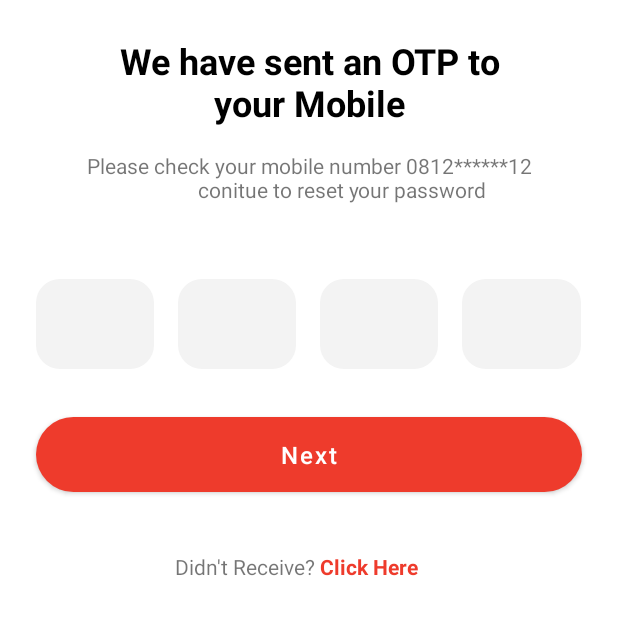
After one commit to onevisionpro/pickup-apps, an Android app: the OTPActivity screen opened directly, with no data from a screen before it, on a phone screen of 412 x 824 dp, the top half of it. The commit adds this screen. Run offline under Robolectric (Android 15) with nearby library versions, the phone set to English and light mode, and no system bars.

Commit message:
changed splashsreen and login layout. created otp page

```diff
--- a/app/src/main/AndroidManifest.xml
+++ b/app/src/main/AndroidManifest.xml
@@ -9,7 +9,8 @@
         android:roundIcon="@mipmap/ic_launcher_round"
         android:supportsRtl="true"
         android:theme="@style/Theme.GoPickup">
-        <activity android:name=".presentation.main.MainActivity"/>
+        <activity android:name=".presentation.otp.OTPActivity"></activity>
+        <activity android:name=".presentation.main.MainActivity" />
         <activity android:name=".presentation.login.LoginActivity" />
         <activity android:name=".presentation.splashscreen.SplashScreenActivity">
             <intent-filter>
--- a/app/src/main/java/com/example/gopickup/presentation/login/LoginPresenter.kt
+++ b/app/src/main/java/com/example/gopickup/presentation/login/LoginPresenter.kt
@@ -8,7 +8,7 @@ class LoginPresenter(private val view: LoginContract.View) : LoginContract.Prese
 
     override fun postLogin(username: String, password: String) {
         if (username == "admin" && password == "admin") {
-            view.showLoginSuccess("Welcome...")
+            view.showLoginSuccess("Success Login")
         } else {
             view.showLoginFailed("Username or Password is incorrect")
         }
--- a/app/src/main/java/com/example/gopickup/presentation/main/MainActivity.kt
+++ b/app/src/main/java/com/example/gopickup/presentation/main/MainActivity.kt
@@ -19,6 +19,11 @@ class MainActivity : AppCompatActivity() {
         binding.bottomNavigationView.menu.getItem(2).isEnabled = false
     }
 
+    override fun onBackPressed() {
+        super.onBackPressed()
+        finishAffinity()
+    }
+
     override fun onDestroy() {
         super.onDestroy()
         _binding = null
--- /dev/null
+++ b/app/src/main/java/com/example/gopickup/presentation/otp/OTPActivity.kt
@@ -0,0 +1,111 @@
+package com.example.gopickup.presentation.otp
+
+import androidx.appcompat.app.AppCompatActivity
+import android.os.Bundle
+import android.text.Editable
+import android.text.TextWatcher
+import android.view.KeyEvent
+import android.view.View
+import android.widget.EditText
+import com.example.gopickup.R
+import com.example.gopickup.base.BaseActivity
+import com.example.gopickup.databinding.ActivityOTPBinding
+import com.example.gopickup.utils.NavigationUtils
+import com.example.gopickup.utils.hideKeyboard
+
+class OTPActivity : BaseActivity(), OTPContract.View {
+
+    private var _binding: ActivityOTPBinding? = null
+    private val binding get() = _binding!!
+
+    private lateinit var presenter: OTPPresenter
+
+    override fun onCreate(savedInstanceState: Bundle?) {
+        super.onCreate(savedInstanceState)
+        _binding = ActivityOTPBinding.inflate(layoutInflater)
+        setContentView(binding.root)
+
+        presenter = OTPPresenter(this)
+        presenter.start()
+    }
+
+    override fun initView() {
+        super.initView()
+        binding.layoutParent.setOnClickListener { hideKeyboard() }
+        setupEditText()
+
+        binding.btnNext.setOnClickListener {
+            NavigationUtils.navigateToMainActivity(this)
+            finish()
+        }
+    }
+
+    private fun setupEditText() {
+        //GenericTextWatcher here works only for moving to next EditText when a number is entered
+        //first parameter is the current EditText and second parameter is next EditText
+        binding.edt1.addTextChangedListener(GenericTextWatcher(binding.edt1, binding.edt2))
+        binding.edt2.addTextChangedListener(GenericTextWatcher(binding.edt2, binding.edt3))
+        binding.edt3.addTextChangedListener(GenericTextWatcher(binding.edt3, binding.edt4))
+        binding.edt4.addTextChangedListener(GenericTextWatcher(binding.edt4, null))
+
+        //GenericKeyEvent here works for deleting the element and to switch back to previous EditText
+        //first parameter is the current EditText and second parameter is previous EditText
+        binding.edt1.setOnKeyListener(GenericKeyEvent(binding.edt1, null))
+        binding.edt2.setOnKeyListener(GenericKeyEvent(binding.edt2, binding.edt1))
+        binding.edt3.setOnKeyListener(GenericKeyEvent(binding.edt3, binding.edt2))
+        binding.edt4.setOnKeyListener(GenericKeyEvent(binding.edt4, binding.edt3))
+    }
+
+    override fun onDestroy() {
+        super.onDestroy()
+        _binding = null
+    }
+}
+
+private class GenericKeyEvent internal constructor(
+    private val currentView: EditText,
+    private val previousView: EditText?
+) : View.OnKeyListener {
+    override fun onKey(p0: View?, keyCode: Int, event: KeyEvent?): Boolean {
+        if (event!!.action == KeyEvent.ACTION_DOWN && keyCode == KeyEvent.KEYCODE_DEL && currentView.id != R.id.edt_1 && currentView.text.isEmpty()) {
+            //If current is empty then previous EditText's number will also be deleted
+            previousView!!.text = null
+            previousView.requestFocus()
+            return true
+        }
+        return false
+    }
+
+
+}
+
+private class GenericTextWatcher internal constructor(
+    private val currentView: View,
+    private val nextView: View?
+) :
+    TextWatcher {
+    override fun afterTextChanged(editable: Editable) {
+        val text = editable.toString()
+        when (currentView.id) {
+            R.id.edt_1 -> if (text.length == 1) nextView!!.requestFocus()
+            R.id.edt_2 -> if (text.length == 1) nextView!!.requestFocus()
+            R.id.edt_3 -> if (text.length == 1) nextView!!.requestFocus()
+        }
+    }
+
+    override fun beforeTextChanged(
+        arg0: CharSequence,
+        arg1: Int,
+        arg2: Int,
+        arg3: Int
+    ) {
+    }
+
+    override fun onTextChanged(
+        arg0: CharSequence,
+        arg1: Int,
+        arg2: Int,
+        arg3: Int
+    ) {
+    }
+}
--- /dev/null
+++ b/app/src/main/java/com/example/gopickup/presentation/otp/OTPContract.kt
@@ -0,0 +1,15 @@
+package com.example.gopickup.presentation.otp
+
+import com.example.gopickup.base.BasePresenter
+import com.example.gopickup.base.BaseView
+
+interface OTPContract {
+
+    interface View : BaseView {
+
+    }
+
+    interface Presenter : BasePresenter {
+
+    }
+}
--- /dev/null
+++ b/app/src/main/java/com/example/gopickup/presentation/otp/OTPPresenter.kt
@@ -0,0 +1,12 @@
+package com.example.gopickup.presentation.otp
+
+class OTPPresenter(private val view: OTPContract.View) : OTPContract.Presenter {
+
+    override fun start() {
+        view.initView()
+    }
+
+    override fun onDestroy() {
+    }
+
+}
--- a/app/src/main/java/com/example/gopickup/utils/NavigationUtils.kt
+++ b/app/src/main/java/com/example/gopickup/utils/NavigationUtils.kt
@@ -4,6 +4,7 @@ import android.app.Activity
 import android.content.Intent
 import com.example.gopickup.presentation.login.LoginActivity
 import com.example.gopickup.presentation.main.MainActivity
+import com.example.gopickup.presentation.otp.OTPActivity
 
 object NavigationUtils {
 
@@ -11,6 +12,10 @@ object NavigationUtils {
         activity.startActivity(Intent(activity, LoginActivity::class.java))
     }
 
+    fun navigateToOTPActivity(activity: Activity) {
+        activity.startActivity(Intent(activity, OTPActivity::class.java))
+    }
+
     fun navigateToMainActivity(activity: Activity) {
         activity.startActivity(Intent(activity, MainActivity::class.java))
     }
--- /dev/null
+++ b/app/src/main/res/drawable/bg_btn_rounded_primary.xml
@@ -0,0 +1,8 @@
+<?xml version="1.0" encoding="utf-8"?>
+<shape xmlns:android="http://schemas.android.com/apk/res/android"
+    android:shape="rectangle">
+
+    <corners android:radius="50dp" />
+    <solid android:color="@color/redPrimary" />
+
+</shape>
--- /dev/null
+++ b/app/src/main/res/drawable/bg_edt_rounded_gray_otp.xml
@@ -0,0 +1,8 @@
+<?xml version="1.0" encoding="utf-8"?>
+<shape xmlns:android="http://schemas.android.com/apk/res/android"
+    android:shape="rectangle">
+
+    <corners android:radius="16dp" />
+    <solid android:color="@color/gray" />
+
+</shape>
--- /dev/null
+++ b/app/src/main/res/drawable/color_cursor.xml
@@ -0,0 +1,5 @@
+<?xml version="1.0" encoding="utf-8"?>
+<shape xmlns:android="http://schemas.android.com/apk/res/android" >
+    <size android:width="3dp" />
+    <solid android:color="@color/redPrimary"  />
+</shape>
--- /dev/null
+++ b/app/src/main/res/layout/activity_o_t_p.xml
@@ -0,0 +1,138 @@
+<?xml version="1.0" encoding="utf-8"?>
+<RelativeLayout xmlns:android="http://schemas.android.com/apk/res/android"
+    xmlns:app="http://schemas.android.com/apk/res-auto"
+    xmlns:tools="http://schemas.android.com/tools"
+    android:layout_width="match_parent"
+    android:layout_height="match_parent"
+    android:id="@+id/layout_parent"
+    tools:context=".presentation.otp.OTPActivity">
+
+    <LinearLayout
+        android:layout_width="match_parent"
+        android:layout_height="wrap_content"
+        android:layout_marginStart="16dp"
+        android:layout_marginTop="24dp"
+        android:layout_marginEnd="16dp"
+        android:orientation="vertical">
+
+        <TextView
+            android:layout_width="match_parent"
+            android:layout_height="wrap_content"
+            android:text="We have sent an OTP to\nyour Mobile"
+            android:textAlignment="center"
+            android:textColor="@color/black"
+            android:textSize="24sp"
+            android:textStyle="bold" />
+
+        <TextView
+            android:layout_width="match_parent"
+            android:layout_height="wrap_content"
+            android:layout_marginTop="16dp"
+            android:text="Please check your mobile number 0812******12\n
+            conitue to reset your password"
+            android:textAlignment="center" />
+
+        <LinearLayout
+            android:layout_width="match_parent"
+            android:layout_height="wrap_content"
+            android:layout_marginStart="8dp"
+            android:layout_marginTop="50dp"
+            android:layout_marginEnd="8dp"
+            android:orientation="horizontal">
+
+            <EditText
+                android:id="@+id/edt_1"
+                android:layout_width="0dp"
+                android:layout_height="60dp"
+                android:layout_marginEnd="16dp"
+                android:layout_weight="0.2"
+                android:background="@drawable/bg_edt_rounded_gray_otp"
+                android:gravity="center"
+                android:inputType="number"
+                android:maxLines="1"
+                android:maxLength="1"
+                android:textCursorDrawable="@drawable/color_cursor"
+                tools:text="1" />
+
+            <EditText
+                android:id="@+id/edt_2"
+                android:layout_width="0dp"
+                android:layout_height="60dp"
+                android:layout_marginEnd="16dp"
+                android:layout_weight="0.2"
+                android:background="@drawable/bg_edt_rounded_gray_otp"
+                android:gravity="center"
+                android:inputType="number"
+                android:maxLines="1"
+                android:maxLength="1"
+                android:textCursorDrawable="@drawable/color_cursor"
+                tools:text="1" />
+
+            <EditText
+                android:id="@+id/edt_3"
+                android:layout_width="0dp"
+                android:layout_height="60dp"
+                android:layout_marginEnd="16dp"
+                android:layout_weight="0.2"
+                android:background="@drawable/bg_edt_rounded_gray_otp"
+                android:gravity="center"
+                android:inputType="number"
+                android:maxLines="1"
+                android:maxLength="1"
+                android:textCursorDrawable="@drawable/color_cursor"
+                tools:text="1" />
+
+            <EditText
+                android:id="@+id/edt_4"
+                android:layout_width="0dp"
+                android:layout_height="60dp"
+                android:layout_weight="0.2"
+                android:background="@drawable/bg_edt_rounded_gray_otp"
+                android:gravity="center"
+                android:inputType="number"
+                android:maxLines="1"
+                android:maxLength="1"
+                android:textCursorDrawable="@drawable/color_cursor"
+                tools:text="1" />
+
+        </LinearLayout>
+
+        <Button
+            android:id="@+id/btn_next"
+            style="@style/ButtonRoundedPrimary"
+            android:layout_width="match_parent"
+            android:layout_height="50dp"
+            android:layout_marginStart="8dp"
+            android:layout_marginTop="32dp"
+            android:layout_marginEnd="8dp"
+            android:text="Next" />
+
+        <LinearLayout
+            android:layout_width="match_parent"
+            android:layout_height="wrap_content"
+            android:layout_marginTop="24dp"
+            android:gravity="center_horizontal"
+            android:orientation="horizontal">
+
+            <TextView
+                android:layout_width="wrap_content"
+                android:layout_height="wrap_content"
+                android:text="Didn't Receive?" />
+
+            <TextView
+                android:id="@+id/tv_click_here"
+                android:layout_width="wrap_content"
+                android:layout_height="wrap_content"
+                android:paddingStart="0dp"
+                android:paddingTop="16dp"
+                android:paddingEnd="16dp"
+                android:paddingBottom="16dp"
+                android:text=" Click Here"
+                android:textColor="@color/redPrimary"
+                android:textStyle="bold" />
+
+        </LinearLayout>
+
+    </LinearLayout>
+
+</RelativeLayout>
--- a/app/src/main/res/values/colors.xml
+++ b/app/src/main/res/values/colors.xml
@@ -7,4 +7,7 @@
     <color name="teal_700">#FF018786</color>
     <color name="black">#FF000000</color>
     <color name="white">#FFFFFFFF</color>
+
+    <color name="redPrimary">#EE3B2C</color>
+    <color name="gray">#F3F3F3</color>
 </resources>
--- a/app/src/main/res/values/themes.xml
+++ b/app/src/main/res/values/themes.xml
@@ -2,7 +2,7 @@
     <!-- Base application theme. -->
     <style name="Theme.GoPickup" parent="Theme.MaterialComponents.Light.NoActionBar">
         <!-- Primary brand color. -->
-        <item name="colorPrimary">@color/purple_500</item>
+        <item name="colorPrimary">@color/redPrimary</item>
         <item name="colorPrimaryVariant">@color/purple_700</item>
         <item name="colorOnPrimary">@color/white</item>
         <!-- Secondary brand color. -->
@@ -10,9 +10,16 @@
         <item name="colorSecondaryVariant">@color/teal_700</item>
         <item name="colorOnSecondary">@color/black</item>
         <!-- Status bar color. -->
-        <item name="android:statusBarColor" tools:targetApi="l">?attr/colorPrimaryVariant</item>
-<!--        <item name="android:windowLightStatusBar" tools:targetApi="m">true</item>-->
+        <item name="android:statusBarColor" tools:targetApi="l">@color/white</item>
+        <item name="android:windowLightStatusBar" tools:targetApi="m">true</item>
         <!-- Customize your theme here. -->
     </style>
 
+    <!-- Button Rounded Primary-->
+    <style name="ButtonRoundedPrimary">
+        <item name="android:background">@drawable/bg_btn_rounded_primary</item>
+        <item name="android:textSize">16sp</item>
+        <item name="android:textAllCaps">false</item>
+    </style>
+
 </resources>
```
Also changed, not shown: app/src/main/java/com/example/gopickup/presentation/login/LoginActivity.kt (+8 -3 lines), app/src/main/res/drawable/bg_edt_rounded_gray.xml (added, +8 -0 lines), app/src/main/res/layout/activity_login.xml (+95 -42 lines), app/src/main/res/layout/activity_splash_screen.xml (+49 -3 lines).
